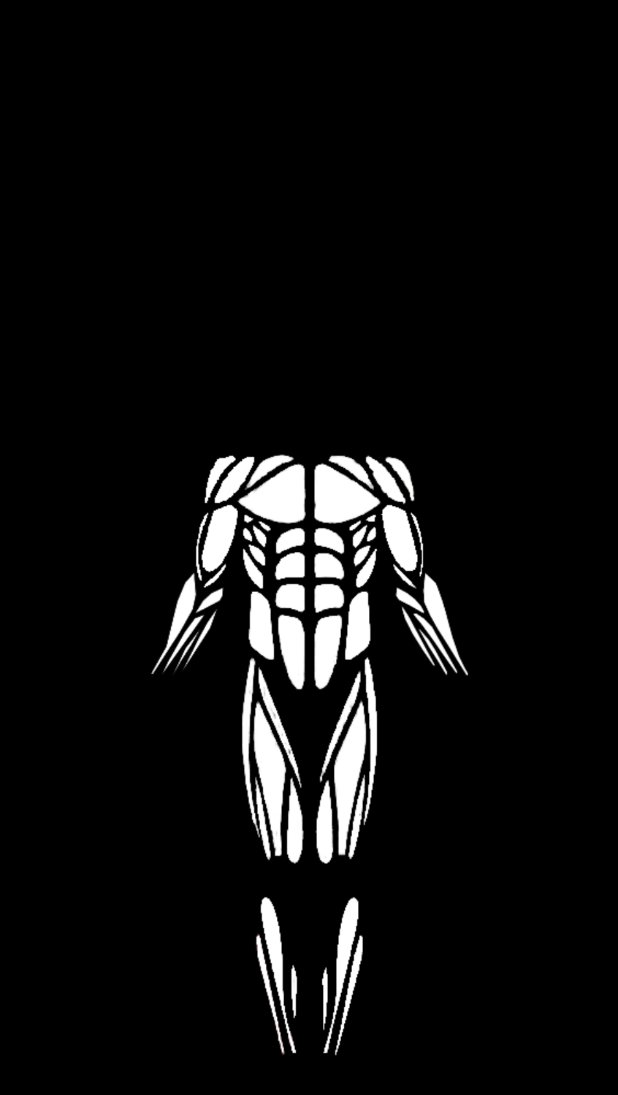
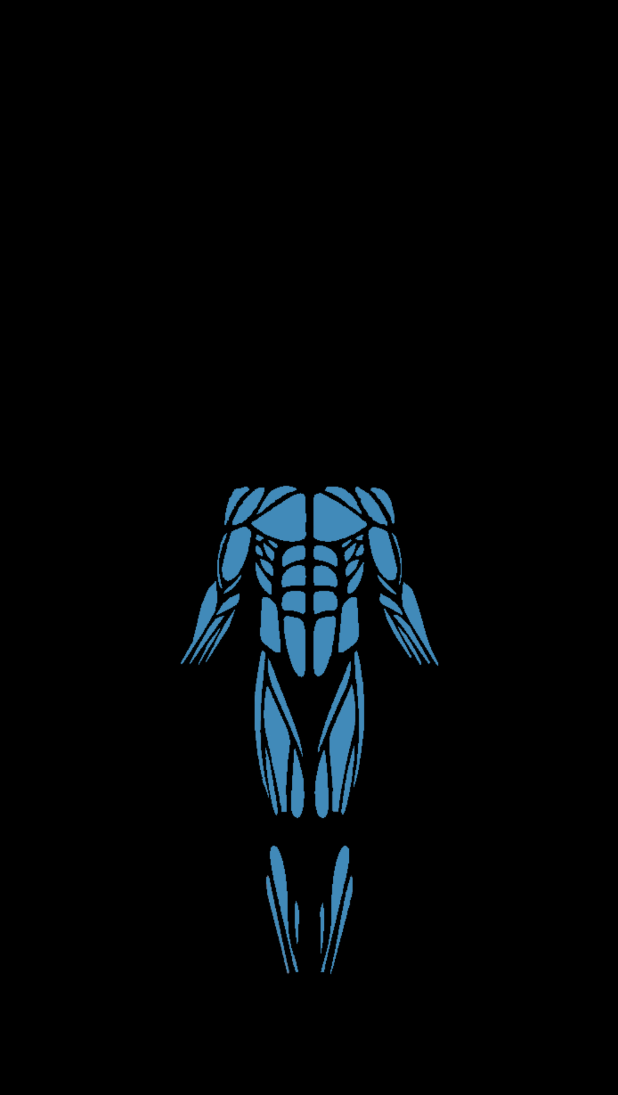
Before and after one commit to kangwill/MuscleBoy, an Android app: the Body screen opened directly, with no data from a screen before it, on a phone screen of 412 x 824 dp. Shown: the top 1095 px of the screen. Run offline under Robolectric (Android 15) with nearby library versions, the phone set to English and light mode, and no system bars.

Commit message:
body features

```diff
--- a/app/src/main/java/com/example/willipai/muscleboy/MainActivity.java
+++ b/app/src/main/java/com/example/willipai/muscleboy/MainActivity.java
@@ -13,7 +13,7 @@ public class MainActivity extends Activity {
     public ImageButton bodyBut;
 
         public void init(){
-            bodyBut = (ImageButton)findViewById(R.id.imageButton5);
+            bodyBut = findViewById(R.id.imageButton24);
             bodyBut.setOnClickListener(new View.OnClickListener() {
                 @Override
                 public void onClick(View v) {
--- a/app/src/main/res/layout/activity_body.xml
+++ b/app/src/main/res/layout/activity_body.xml
@@ -7,150 +7,97 @@
     android:background="@android:color/black"
     tools:context="com.example.willipai.muscleboy.Body">
 
+    <FrameLayout
+        android:layout_width="368dp"
+        android:layout_height="495dp"
+        app:layout_constraintLeft_toLeftOf="parent"
+        app:layout_constraintTop_toTopOf="parent"
+        app:layout_constraintBottom_toBottomOf="parent"
+        app:layout_constraintRight_toRightOf="parent">
+
         <ImageView
             android:id="@+id/chest"
             android:layout_width="wrap_content"
             android:layout_height="wrap_content"
-        android:src="@drawable/chest"
-        app:layout_constraintLeft_toLeftOf="parent"
-        app:layout_constraintTop_toTopOf="parent"
-        app:layout_constraintBottom_toBottomOf="parent"
-        app:layout_constraintRight_toRightOf="parent" />
+            android:src="@drawable/chest" />
 
         <ImageView
             android:id="@+id/abs"
             android:layout_width="wrap_content"
             android:layout_height="wrap_content"
-        app:layout_constraintBottom_toBottomOf="parent"
-        app:layout_constraintHorizontal_bias="0.0"
-        app:layout_constraintLeft_toLeftOf="parent"
-        app:layout_constraintRight_toRightOf="parent"
-        app:layout_constraintTop_toTopOf="parent"
-        app:layout_constraintVertical_bias="1.0"
             android:src="@drawable/abs" />
 
         <ImageView
             android:id="@+id/left_bicep"
             android:layout_width="wrap_content"
             android:layout_height="wrap_content"
-        android:src="@drawable/left_biceps"
-        app:layout_constraintLeft_toLeftOf="parent"
-        app:layout_constraintTop_toTopOf="parent"
-        app:layout_constraintBottom_toBottomOf="parent"
-        app:layout_constraintRight_toRightOf="parent" />
+            android:src="@drawable/left_biceps" />
 
         <ImageView
-        android:id="@+id/left_deltoid"
+            android:id="@+id/left_deltroid"
             android:layout_width="wrap_content"
             android:layout_height="wrap_content"
-        android:src="@drawable/left_deltoids"
-        app:layout_constraintLeft_toLeftOf="parent"
-        app:layout_constraintTop_toTopOf="parent"
-        app:layout_constraintBottom_toBottomOf="parent"
-        app:layout_constraintRight_toRightOf="parent" />
+            android:src="@drawable/left_deltoids" />
 
         <ImageView
             android:id="@+id/left_forearm"
             android:layout_width="wrap_content"
             android:layout_height="wrap_content"
-        android:src="@drawable/left_forearm"
-        app:layout_constraintLeft_toLeftOf="parent"
-        app:layout_constraintTop_toTopOf="parent"
-        app:layout_constraintBottom_toBottomOf="parent"
-        app:layout_constraintRight_toRightOf="parent" />
+            android:src="@drawable/left_forearm" />
 
         <ImageView
             android:id="@+id/left_oblique"
             android:layout_width="wrap_content"
             android:layout_height="wrap_content"
-        android:src="@drawable/left_obliques"
-        app:layout_constraintLeft_toLeftOf="parent"
-        app:layout_constraintTop_toTopOf="parent"
-        app:layout_constraintBottom_toBottomOf="parent"
-        app:layout_constraintRight_toRightOf="parent" />
+            android:src="@drawable/left_obliques" />
 
         <ImageView
             android:id="@+id/left_quad"
             android:layout_width="wrap_content"
             android:layout_height="wrap_content"
-        android:src="@drawable/left_quads"
-        app:layout_constraintLeft_toLeftOf="parent"
-        app:layout_constraintTop_toTopOf="parent"
-        app:layout_constraintBottom_toBottomOf="parent"
-        app:layout_constraintRight_toRightOf="parent" />
+            android:src="@drawable/left_quads" />
 
         <ImageView
             android:id="@+id/left_tib"
             android:layout_width="wrap_content"
             android:layout_height="wrap_content"
-        android:src="@drawable/left_tib"
-        app:layout_constraintLeft_toLeftOf="parent"
-        app:layout_constraintTop_toTopOf="parent"
-        app:layout_constraintBottom_toBottomOf="parent"
-        app:layout_constraintRight_toRightOf="parent"
-        app:layout_constraintHorizontal_bias="0.0"
-        app:layout_constraintVertical_bias="0.0" />
+            android:src="@drawable/left_tib" />
 
         <ImageView
             android:id="@+id/right_bicep"
             android:layout_width="wrap_content"
             android:layout_height="wrap_content"
-        android:src="@drawable/right_biceps"
-        app:layout_constraintLeft_toLeftOf="parent"
-        app:layout_constraintTop_toTopOf="parent"
-        app:layout_constraintBottom_toBottomOf="parent"
-        app:layout_constraintRight_toRightOf="parent"
-        app:layout_constraintHorizontal_bias="0.0"
-        app:layout_constraintVertical_bias="0.0" />
+            android:src="@drawable/right_biceps" />
 
         <ImageView
             android:id="@+id/right_deltoid"
             android:layout_width="wrap_content"
             android:layout_height="wrap_content"
-        android:src="@drawable/right_deltoids"
-        app:layout_constraintLeft_toLeftOf="parent"
-        app:layout_constraintTop_toTopOf="parent"
-        app:layout_constraintBottom_toBottomOf="parent"
-        app:layout_constraintRight_toRightOf="parent" />
+            android:src="@drawable/right_deltoids" />
 
         <ImageView
             android:id="@+id/right_forearm"
             android:layout_width="wrap_content"
             android:layout_height="wrap_content"
-        android:src="@drawable/right_forearm"
-        app:layout_constraintLeft_toLeftOf="parent"
-        app:layout_constraintTop_toTopOf="parent"
-        app:layout_constraintBottom_toBottomOf="parent"
-        app:layout_constraintRight_toRightOf="parent" />
+            android:src="@drawable/right_forearm" />
 
         <ImageView
             android:id="@+id/right_oblique"
             android:layout_width="wrap_content"
             android:layout_height="wrap_content"
-        android:src="@drawable/right_obliques"
-        app:layout_constraintLeft_toLeftOf="parent"
-        app:layout_constraintTop_toTopOf="parent"
-        app:layout_constraintBottom_toBottomOf="parent"
-        app:layout_constraintRight_toRightOf="parent" />
+            android:src="@drawable/right_obliques" />
 
         <ImageView
             android:id="@+id/right_quad"
             android:layout_width="wrap_content"
             android:layout_height="wrap_content"
-        android:src="@drawable/right_quads"
-        app:layout_constraintLeft_toLeftOf="parent"
-        app:layout_constraintTop_toTopOf="parent"
-        app:layout_constraintBottom_toBottomOf="parent"
-        app:layout_constraintRight_toRightOf="parent" />
+            android:src="@drawable/right_quads" />
 
         <ImageView
             android:id="@+id/right_tib"
             android:layout_width="wrap_content"
             android:layout_height="wrap_content"
-        android:src="@drawable/right_tib"
-        app:layout_constraintLeft_toLeftOf="parent"
-        app:layout_constraintTop_toTopOf="parent"
-        app:layout_constraintBottom_toBottomOf="parent"
-        app:layout_constraintRight_toRightOf="parent" />
+            android:src="@drawable/right_tib" />
 
+    </FrameLayout>
 </android.support.constraint.ConstraintLayout>
--- a/app/src/main/res/layout/activity_main.xml
+++ b/app/src/main/res/layout/activity_main.xml
@@ -14,16 +14,17 @@
         android:orientation="vertical"
         android:weightSum="3">
 
+
         <ImageButton
-            android:id="@+id/imageButton4"
+            android:id="@+id/imageButton24"
             android:layout_width="match_parent"
             android:layout_height="wrap_content"
             android:layout_weight="1"
             android:scaleType="fitXY"
-            android:src="@drawable/button_1" />
+            android:src="@drawable/button_3" />
 
         <ImageButton
-            android:id="@+id/imageButton6"
+            android:id="@+id/imageButton23"
             android:layout_width="match_parent"
             android:layout_height="wrap_content"
             android:layout_weight="1"
@@ -31,11 +32,11 @@
             android:src="@drawable/button_2" />
 
         <ImageButton
-            android:id="@+id/imageButton5"
+            android:id="@+id/imageButton22"
             android:layout_width="match_parent"
             android:layout_height="wrap_content"
             android:layout_weight="1"
             android:scaleType="fitXY"
-            android:src="@drawable/button_3" />
+            android:src="@drawable/button_1" />
     </LinearLayout>
 </android.support.constraint.ConstraintLayout>
```
Also changed, not shown: app/src/main/res/drawable/abs.png, app/src/main/res/drawable/back.png (deleted), app/src/main/res/drawable/chest.png, app/src/main/res/drawable/front.png (deleted), app/src/main/res/drawable/left_biceps.png, app/src/main/res/drawable/left_deltoids.png, app/src/main/res/drawable/left_forearm.png, app/src/main/res/drawable/left_obliques.png, app/src/main/res/drawable/left_quads.png, app/src/main/res/drawable/left_tib.png, app/src/main/res/drawable/right_biceps.png, app/src/main/res/drawable/right_deltoids.png, app/src/main/res/drawable/right_forearm.png, app/src/main/res/drawable/right_obliques.png, 2 more files. Lines whose indentation alone changed are shown as unchanged.
